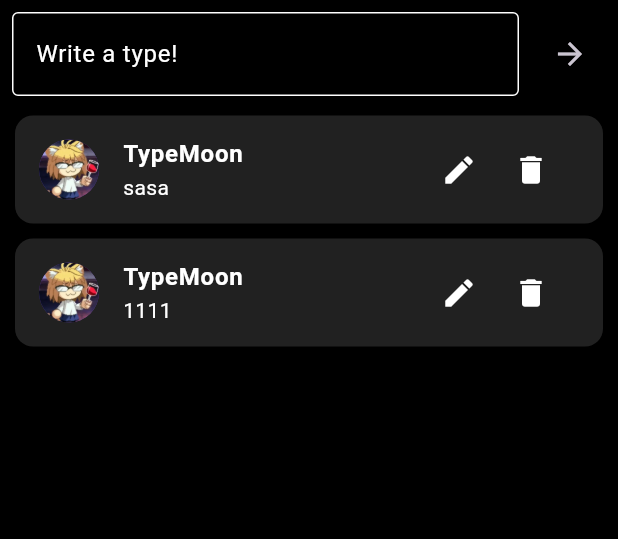
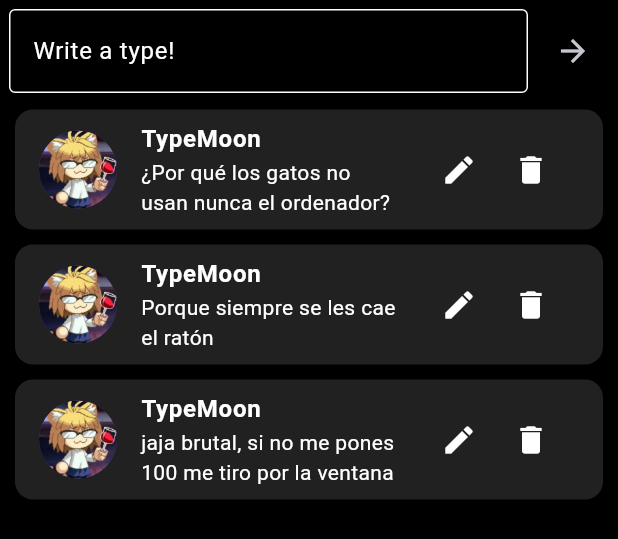
Before and after one commit to iKebb/okizime_combo_list, a Flutter app: the CrudForumType widget shown alone on an empty page, opened directly, on a phone screen of 412 x 824 dp. Shown: the top 539 px of the screen. Run offline on Flutter 3.47's test engine with Material 3 defaults, Android fonts, the phone set to English and light mode, and no system bars; our stand-ins replace video_player.

Commit message:
Okizime v0.5 optimización, comentarios, evaluacipon de tl_chara_select.dart

```diff
--- a/lib/screens/actress_again.dart
+++ b/lib/screens/actress_again.dart
@@ -1,7 +1,7 @@
 import 'package:ab_final_entregable/widgets/content.dart';
 import 'package:flutter/material.dart';
 import 'package:video_player/video_player.dart';
-import 'package:ab_final_entregable/widgets/video_player_helper.dart';
+import 'package:ab_final_entregable/widgets/video_player_controller.dart';
 
 class ActressAgain extends StatefulWidget {
   const ActressAgain({super.key});
--- a/lib/screens/type_lumina.dart
+++ b/lib/screens/type_lumina.dart
@@ -1,7 +1,7 @@
 import 'package:flutter/material.dart';
 import 'package:video_player/video_player.dart';
 import 'package:ab_final_entregable/widgets/content.dart';
-import 'package:ab_final_entregable/widgets/video_player_helper.dart';
+import 'package:ab_final_entregable/widgets/video_player_controller.dart';
 
 class TypeLumina extends StatefulWidget {
   const TypeLumina({super.key});
--- a/lib/widgets/crud_forum_type.dart
+++ b/lib/widgets/crud_forum_type.dart
@@ -3,6 +3,7 @@ import 'package:provider/provider.dart';
 import 'forum_provider.dart';
 
 class CrudForumType extends StatefulWidget {
+  //gestiona el texto en el campo de entrada "TextField"
   const CrudForumType({super.key});
 
   @override
@@ -11,7 +12,13 @@ class CrudForumType extends StatefulWidget {
 
 class CrudForumTypeState extends State<CrudForumType> {
   final TextEditingController _controller = TextEditingController();
+  //controlador de texto que gestiona datos de entrada tipo string
+  //se declara como final para evitar cambios de valor pero sí puede actualizarse.
+  //se inicializa un nuevo TextEditingController para gestionar el input de texto.
   int? editingIndex;
+  //variable que almacena el índice del comentario q está siendo editado
+  //se declara que puede ser nula pq si la variable es null no se está
+  //editando nada.
 
   void addOrEditComment(BuildContext context) {
     if (_controller.text.isEmpty) return;
@@ -23,20 +30,35 @@ class CrudForumTypeState extends State<CrudForumType> {
 
     if (editingIndex == null) {
       forumProvider.addComment(_controller.text);
+      //se verifica si editingIndex es null, de ser así
+      //agrega un nuevo comentario al ForumProvider desde el método
+      //addComment con el parámetro _controller.text
     } else {
       forumProvider.editComment(editingIndex!, _controller.text);
       editingIndex = null;
+      //si editingIndex =! null es porque se está editando un comentario
+      //y entonces se llama al método editComment dentro de la clase ForumProvider
+      //para actualizar el comentario de la lista. editingIndex! como parámetro
+      //dice que NO está siendo nulo. _controller.text es el nuevo comentario.
     }
     _controller.clear();
     //limpia el contenido de la caja de texto cuando se edita o crea el comentario.
   }
 
   void editComment(BuildContext context, int index) {
+    //editComent toma de parámetros el contexto y un índice. El contexto
+    //es necesario para acceder al provider (que maneja la carga pantallas)
     setState(
       () {
         editingIndex = index;
         _controller.text =
+            //_controller.text es el texteditincontroller asociado al TextField
+            //donde el usuario introduce el input.
             Provider.of<ForumProvider>(context, listen: false).comments[index];
+        //Provider accede al forum provider desde el árbol de widgets
+        //recibe como parámetros el context y niega la escucha a ForumProvider.
+        //Esto se hace para que no se reconstruya el widget si el
+        //comentario cambia por temas de optimización.
       },
     );
   }
@@ -59,7 +81,7 @@ class CrudForumTypeState extends State<CrudForumType> {
 
   Widget buildCommentInput(BuildContext context) {
     return Padding(
-      padding: const EdgeInsets.all(8.0),
+      padding: const EdgeInsets.all(6),
       child: Row(
         children: [
           Expanded(
@@ -67,18 +89,28 @@ class CrudForumTypeState extends State<CrudForumType> {
               controller: _controller,
               style: const TextStyle(color: Colors.white),
               decoration: InputDecoration(
+                //decorar el textfield con inputdecoration dentro
+                //del campo visual del texto (caja de texto) y muestra
+                //por encima el texto del labelText.
                 labelText: editingIndex == null
+                    //si editingIndex es nulo se entra en addComment, si tiene
+                    //un valor se entra en editingComment
                     ? 'Write a type!'
                     : 'Editing right now...',
+                //(? :) son comparadores lógicos:
+                //? valor_si_verdadero || : valor_si_falso
+                //similares a True or False booleanos.
                 labelStyle: const TextStyle(color: Colors.white),
                 border: const OutlineInputBorder(
-                    borderSide: BorderSide(color: Colors.white)),
+                  borderSide: BorderSide(color: Colors.white),
+                ),
                 enabledBorder: const OutlineInputBorder(
-                    borderSide: BorderSide(color: Colors.white)),
+                  borderSide: BorderSide(color: Colors.white),
+                ),
               ),
             ),
           ),
-          const SizedBox(width: 10),
+          const SizedBox(width: 6),
           IconButton(
             onPressed: () => addOrEditComment(context),
             icon: const Icon(Icons.arrow_forward),
@@ -93,12 +125,13 @@ class CrudForumTypeState extends State<CrudForumType> {
       child: forumProvider.comments.isEmpty
           ? const Center(
               child: Text(
-                'No hay comentarios aún.',
-                style: TextStyle(color: Colors.white, fontSize: 16),
+                'There is nothing... but emptiness',
+                style: TextStyle(color: Colors.white, fontSize: 26),
               ),
             )
           : ListView.builder(
               itemCount: forumProvider.comments.length,
+              //devuelve el número de comentarios en la lista comments de forumProvider
               itemBuilder: (context, index) =>
                   buildCommentCard(forumProvider, context, index),
             ),
@@ -108,13 +141,17 @@ class CrudForumTypeState extends State<CrudForumType> {
   Widget buildCommentCard(
       ForumProvider forumProvider, BuildContext context, int index) {
     return Card(
+      //con index accedemos al comentario correspondiente de la lista de forumProvider
+      //devolviendo una card
       color: Colors.grey[900],
       margin: const EdgeInsets.symmetric(vertical: 5.0, horizontal: 10.0),
       child: ListTile(
+        //ListTile representa los comentarios
         leading: const CircleAvatar(
+          //se apila utilizando leading el CircleAvatar
           backgroundImage:
               AssetImage('assets/images/chs/neko_arc/neko_glass.jpg'),
-          radius: 20,
+          radius: 26,
         ),
         title: const Text(
           "TypeMoon",
@@ -123,6 +160,8 @@ class CrudForumTypeState extends State<CrudForumType> {
         ),
         subtitle: Text(
           forumProvider.comments[index],
+          //el subtítulo es otorgado por el comentario de forumProvider según
+          //el índice de la lista.
           style: const TextStyle(color: Colors.white, fontSize: 14),
         ),
         trailing: Row(
--- a/lib/widgets/forum_provider.dart
+++ b/lib/widgets/forum_provider.dart
@@ -4,10 +4,11 @@ class ForumProvider extends ChangeNotifier {
   //creación de clase ForumProvider que extiende a ChangeNotifier
   //que notifica a los widgets que están escuchando cambios en la clase.
   final List<String> _comments = [
-    "sasa",
-    "1111"
+    "¿Por qué los gatos no usan nunca el ordenador?",
+    "Porque siempre se les cae el ratón",
+    "jaja brutal, si no me pones 100 me tiro por la ventana"
   ];
-  //propiedad privada (_comments) de lista que contiene los comentarios del foro.
+  //propiedad privada (_comments) de lista que contiene la lista de comentarios
 
   List<String> get comments => _comments;
 
@@ -20,7 +21,11 @@ class ForumProvider extends ChangeNotifier {
 
   void editComment(int index, String updatedComment) {
     if (index >= 0 && index < _comments.length) {
+      //asegura que se acceda al índice de la lista correcto;
+      //index >=0 verifica que no sea negativo,
+      //< _comments.leght que esté dentro del rángo de índice de la lista.
       _comments[index] = updatedComment;
+      //updateComment reemplaza _comments en su índice de lista.
       notifyListeners();
     }
   }
@@ -28,6 +33,7 @@ class ForumProvider extends ChangeNotifier {
   void deleteComment(int index) {
     if (index >= 0 && index < _comments.length) {
       _comments.removeAt(index);
+      //método que elimina el comentario en el índice de la lista.
       notifyListeners();
     }
   }
```
Also changed, not shown: lib/screens/tl_chara_selection.dart (+14 -0 lines), lib/widgets/video_player_controller.dart (renamed from lib/widgets/video_player_helper.dart).
